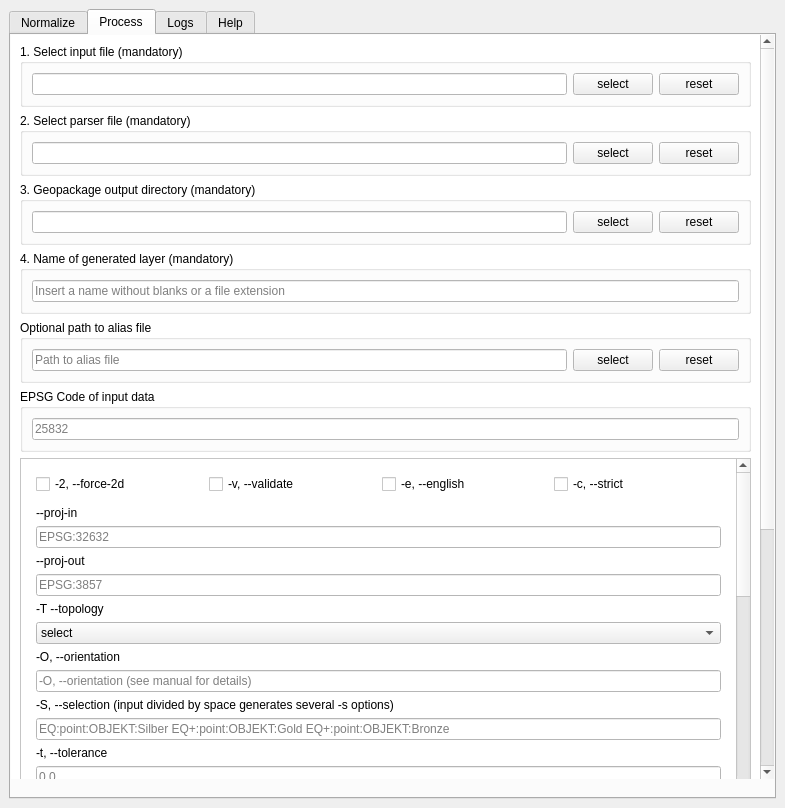
Above: s2g_data_processor_dockwidget_base.ui from survey2gis/s2g-qgis-extension before the change. Below: the same form after it.
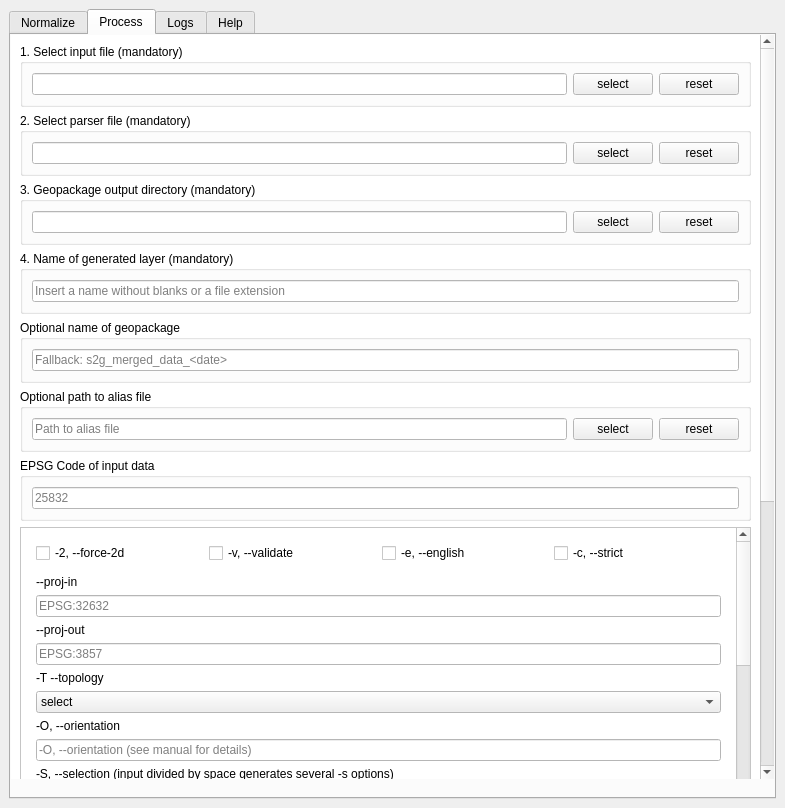
That is the form after the change. The open tabs and pages were chosen to show the change.

Commit message: add name field for geopackage in process tab

```diff
--- a/s2g_data_processor_dockwidget_base.ui
+++ b/s2g_data_processor_dockwidget_base.ui
@@ -781,6 +781,22 @@
               </layout>
              </widget>
             </item>
+            <item>
+             <widget class="QGroupBox" name="groupBox_geopackage_name">
+              <property name="title">
+               <string>Optional name of geopackage</string>
+              </property>
+              <layout class="QFormLayout" name="formLayout_geopackage_name">
+               <item row="0" column="0" colspan="2">
+                <widget class="QLineEdit" name="geopackage_name_input">
+                 <property name="placeholderText">
+                  <string>Fallback: s2g_merged_data_&lt;date&gt;</string>
+                 </property>
+                </widget>
+               </item>
+              </layout>
+             </widget>
+            </item>
             <item>
              <widget class="QGroupBox" name="groupBox_7">
               <property name="title">
```
The commit also changes 2 other files.
